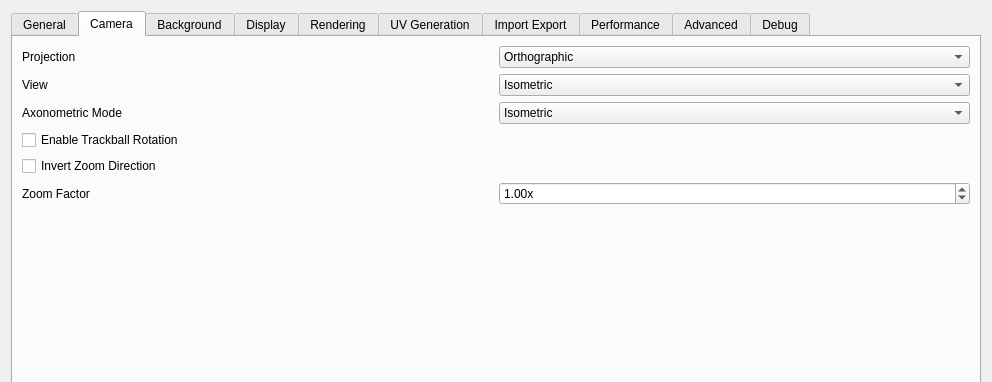
Old version of the form ui/SettingsDialog.ui in the repository 01Hub/ModelViewer; both pictures show x 0 to 992 and y 0 to 382 of the 992 by 784 pixel window.
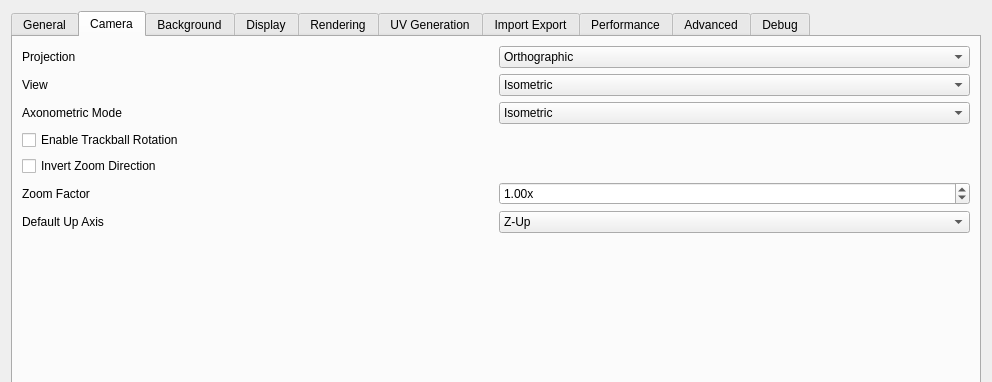
New version of the form. The open tabs and pages were chosen to show the change.

Commit message: Add dual-camera Z-up/Y-up system

What changed in the file:
```diff
--- a/ui/SettingsDialog.ui
+++ b/ui/SettingsDialog.ui
@@ -444,6 +444,34 @@
         </layout>
        </item>
        <item row="6" column="0">
+        <layout class="QHBoxLayout" name="horizontalLayout_cameraUpAxis">
+         <item>
+          <widget class="QLabel" name="label_cameraUpAxis">
+           <property name="text">
+            <string>Default Up Axis</string>
+           </property>
+          </widget>
+         </item>
+         <item>
+          <widget class="QComboBox" name="comboCameraUpAxis">
+           <property name="toolTip">
+            <string>Select default camera up axis for new views</string>
+           </property>
+           <item>
+            <property name="text">
+             <string>Z-Up</string>
+            </property>
+           </item>
+           <item>
+            <property name="text">
+             <string>Y-Up</string>
+            </property>
+           </item>
+          </widget>
+         </item>
+        </layout>
+       </item>
+       <item row="7" column="0">
         <spacer name="verticalSpacer_3">
          <property name="orientation">
           <enum>Qt::Orientation::Vertical</enum>
```
Left out of the diff: 11 changed lines with no effect on the pictures. The commit also changes 19 other files.
